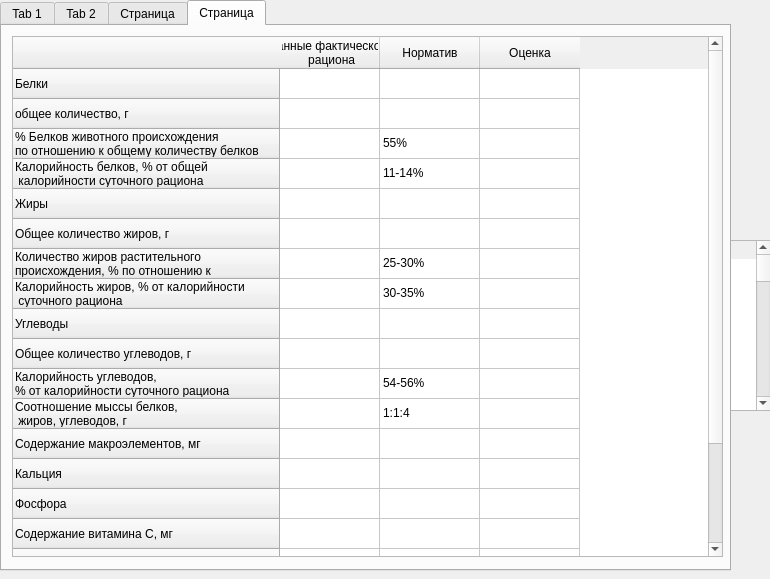
Paxsign/Qt-gigiena, file mainwindow.ui: the form before one commit.
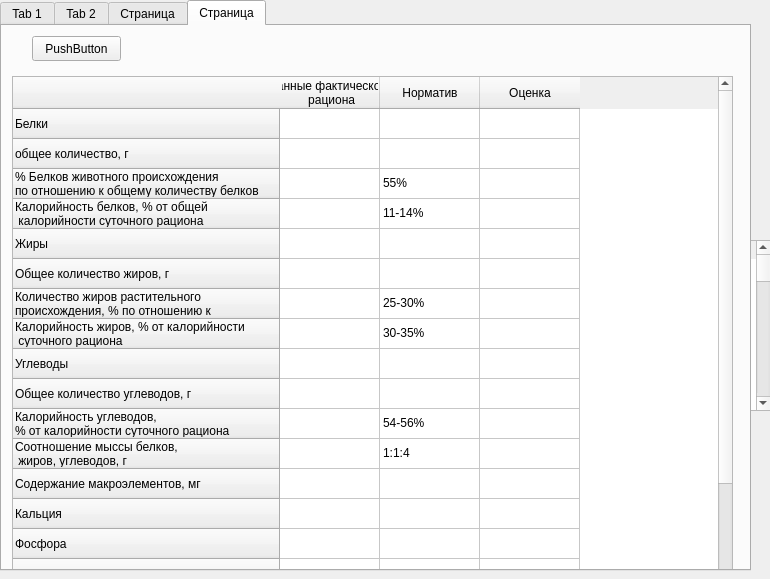
The form after the commit. The open tabs and pages were chosen to show the change.

Commit message: белки сумма , не могу записать в ячейку

Patch:
```diff
--- a/mainwindow.ui
+++ b/mainwindow.ui
@@ -19,7 +19,7 @@
      <rect>
       <x>0</x>
       <y>0</y>
-      <width>731</width>
+      <width>751</width>
       <height>571</height>
      </rect>
     </property>
@@ -994,8 +994,8 @@
       <property name="geometry">
        <rect>
         <x>10</x>
-        <y>10</y>
-        <width>711</width>
+        <y>50</y>
+        <width>721</width>
         <height>521</height>
        </rect>
       </property>
@@ -1172,6 +1172,19 @@
        </property>
       </item>
      </widget>
+     <widget class="QPushButton" name="pushButton_4">
+      <property name="geometry">
+       <rect>
+        <x>30</x>
+        <y>10</y>
+        <width>89</width>
+        <height>25</height>
+       </rect>
+      </property>
+      <property name="text">
+       <string>PushButton</string>
+      </property>
+     </widget>
     </widget>
    </widget>
    <widget class="QTableWidget" name="tableWidget">
```
Left out of the diff: 2 changed lines with no effect on the pictures. The commit also changes 2 other files.
